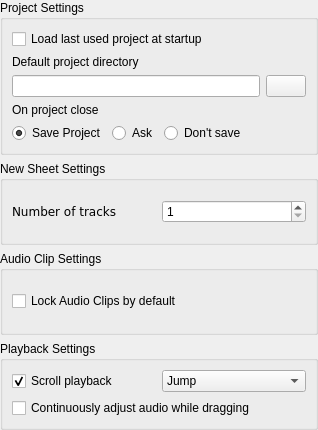
This is src/traverso/ui/BehaviorConfigPage.ui in ErwanLegrand/Traverso-DAW as Qt 5 draws it before an edit. The edited form follows.
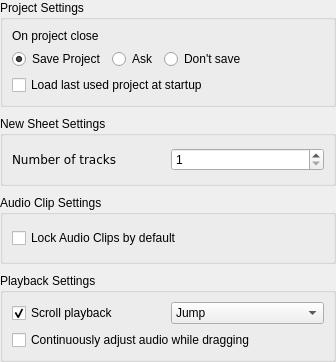
This is the edited form.

Commit message: * ask to select a project directory on first start (instead of creating an Untitled project in /home/you) * Remove default project directory property, as it doesn't make any sense (right?)

What changed in the file:
```diff
--- a/src/traverso/ui/BehaviorConfigPage.ui
+++ b/src/traverso/ui/BehaviorConfigPage.ui
@@ -5,8 +5,8 @@
    <rect>
     <x>0</x>
     <y>0</y>
-    <width>318</width>
-    <height>430</height>
+    <width>336</width>
+    <height>362</height>
    </rect>
   </property>
   <property name="windowTitle" >
@@ -17,7 +17,7 @@
     <number>0</number>
    </property>
    <property name="spacing" >
-    <number>6</number>
+    <number>9</number>
    </property>
    <item>
     <widget class="QGroupBox" name="groupBox" >
@@ -31,50 +31,6 @@
       <property name="spacing" >
        <number>6</number>
       </property>
-      <item>
-       <widget class="QCheckBox" name="loadLastProjectCheckBox" >
-        <property name="text" >
-         <string>Load last used project at startup</string>
-        </property>
-       </widget>
-      </item>
-      <item>
-       <layout class="QVBoxLayout" >
-        <property name="margin" >
-         <number>0</number>
-        </property>
-        <property name="spacing" >
-         <number>6</number>
-        </property>
-        <item>
-         <widget class="QLabel" name="label" >
-          <property name="text" >
-           <string>Default project directory</string>
-          </property>
-         </widget>
-        </item>
-        <item>
-         <layout class="QHBoxLayout" >
-          <property name="margin" >
-           <number>0</number>
-          </property>
-          <property name="spacing" >
-           <number>6</number>
-          </property>
-          <item>
-           <widget class="QLineEdit" name="projectDirLineEdit" />
-          </item>
-          <item>
-           <widget class="QPushButton" name="selectButton" >
-            <property name="text" >
-             <string/>
-            </property>
-           </widget>
-          </item>
-         </layout>
-        </item>
-       </layout>
-      </item>
       <item>
        <layout class="QVBoxLayout" >
         <property name="margin" >
@@ -139,6 +95,13 @@
         </item>
        </layout>
       </item>
+      <item>
+       <widget class="QCheckBox" name="loadLastProjectCheckBox" >
+        <property name="text" >
+         <string>Load last used project at startup</string>
+        </property>
+       </widget>
+      </item>
      </layout>
     </widget>
    </item>
```
The commit also changes 5 other files.
